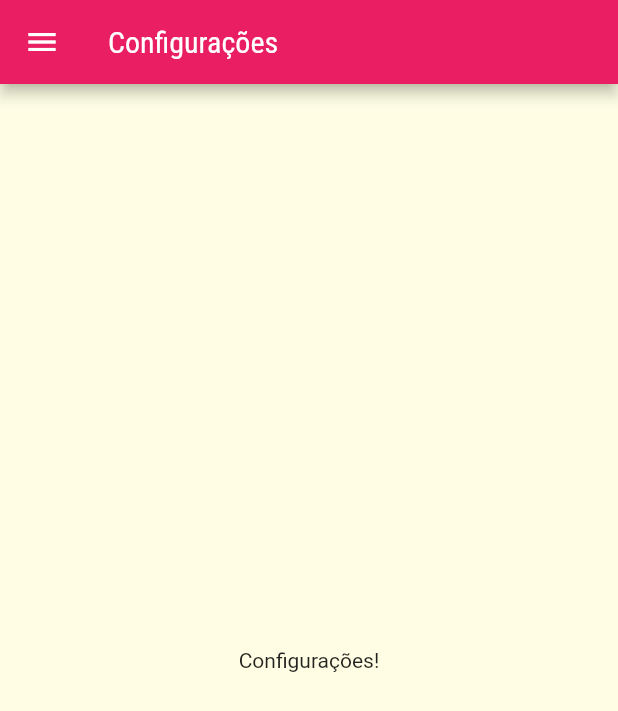
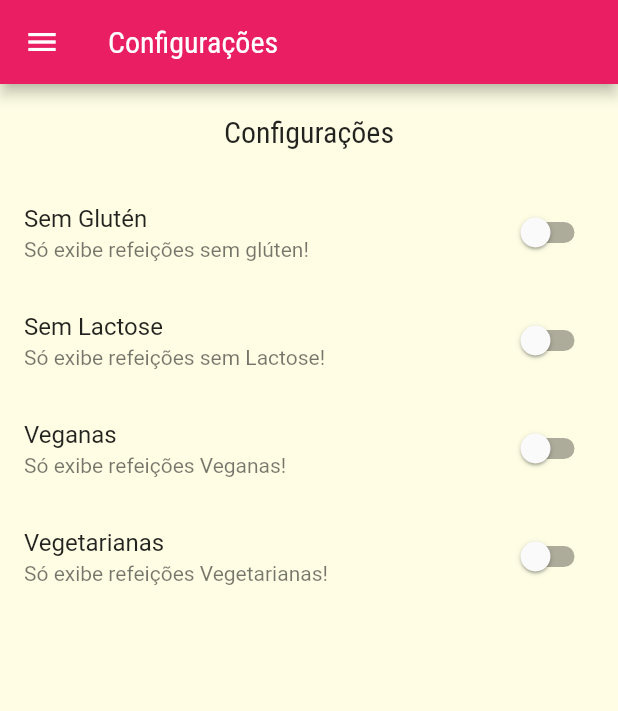
Before and after one commit to eriveltonmessias/meals, a Flutter app: the SettingsScreen screen opened by its route, on a phone screen of 412 x 824 dp. Shown: the top 711 px of the screen. Run offline on Flutter 3.47's test engine with Material 2 defaults, Android fonts, the phone set to English and light mode, and no system bars; network calls fail.

```diff
--- a/lib/main.dart
+++ b/lib/main.dart
@@ -1,5 +1,8 @@
 
 import 'package:flutter/material.dart';
+import 'package:meals/data/dummy_data.dart';
+import 'package:meals/models/meal.dart';
+import 'package:meals/models/settings.dart';
 import 'package:meals/screens/categories_meals_screen.dart';
 import 'package:meals/screens/meal_detail_screen.dart';
 import 'package:meals/screens/settings_screen.dart';
@@ -8,7 +11,50 @@ import 'package:meals/utils/app_routes.dart';
 
 void main() => runApp(MyApp());
 
-class MyApp extends StatelessWidget {
+class MyApp extends StatefulWidget {
+  @override
+  _MyAppState createState() => _MyAppState();
+}
+
+class _MyAppState extends State<MyApp> {
+
+  Settings settings = Settings();
+  List<Meal> _availableMeal = DUMMY_MEALS;
+   List<Meal> favoriteMeals = [];
+
+
+  void _filterMeals(Settings settings){
+
+    setState(() {
+
+      this.settings = settings;
+      _availableMeal = DUMMY_MEALS
+      .where((meal) {
+            final f1 = settings.isGlutenFree && !meal.isGlutenFree;
+            final f2 = settings.isLactoseFree && !meal.isLactoseFree;
+            final f3 = settings.isVegan && !meal.isVegan;
+            final f4 = settings.isVegetarian && !meal.isVegetarian;
+
+            return !f1 && !f2 && !f3 && !f4;
+      }
+      ).toList();
+
+    });
+
+  }
+
+  void _toggleFavorite(Meal meal){
+
+    setState(() {
+       favoriteMeals.contains(meal) ? favoriteMeals.remove(meal) : favoriteMeals.add(meal);
+    });
+
+  }
+
+  bool _isFavorite(Meal meal){
+    return favoriteMeals.contains(meal);
+  }
+
   @override
   Widget build(BuildContext context) {
     return MaterialApp(
@@ -26,10 +72,10 @@ class MyApp extends StatelessWidget {
         )
       ),
       routes: {
-        AppRoutes.HOME: (ctx) => TabsScreen(),
-        AppRoutes.CATEGORIES_MAELS: (ctx) => CategoriesMealsScreen(),
-        AppRoutes.MAEL_DETAIL: (ctx) => MealDetailScreen(),
-        AppRoutes.SETTINGS: (ctx) => SettingsScreen(),
+        AppRoutes.HOME: (ctx) => TabsScreen(favoriteMeals),
+        AppRoutes.CATEGORIES_MAELS: (ctx) => CategoriesMealsScreen(_availableMeal),
+        AppRoutes.MAEL_DETAIL: (ctx) => MealDetailScreen(_toggleFavorite, _isFavorite),
+        AppRoutes.SETTINGS: (ctx) => SettingsScreen(_filterMeals, settings),
       },
     );
   }
--- /dev/null
+++ b/lib/models/settings.dart
@@ -0,0 +1,13 @@
+class Settings{
+    bool isGlutenFree;
+    bool isLactoseFree;
+    bool isVegan;
+    bool isVegetarian;
+
+    Settings({
+      this.isGlutenFree=false,
+      this.isLactoseFree=false,
+      this.isVegan=false,
+      this.isVegetarian=false,
+    });
+}
--- a/lib/screens/settings_screen.dart
+++ b/lib/screens/settings_screen.dart
@@ -1,8 +1,40 @@
+
 import 'package:flutter/material.dart';
 import 'package:meals/component/main_drawer.dart';
+import 'package:meals/models/settings.dart';
 
-class SettingsScreen extends StatelessWidget {
-  const SettingsScreen({ Key? key }) : super(key: key);
+class SettingsScreen extends StatefulWidget {
+
+  final Function(Settings) onSettingsChanged;
+  final Settings settings;
+
+  const SettingsScreen(this.onSettingsChanged, this.settings);
+
+  @override
+  _SettingsScreenState createState() => _SettingsScreenState();
+}
+
+class _SettingsScreenState extends State<SettingsScreen> {
+
+  late Settings settings;
+
+  @override
+  void initState(){
+    super.initState();
+    settings = widget.settings;
+  }
+
+Widget _createSwitch(String title, String subTitle, bool value, Function(bool) onChanged){
+  return SwitchListTile.adaptive(
+    value: value,
+     onChanged:  (value){
+       onChanged(value);
+       widget.onSettingsChanged(settings);
+     },
+     title: Text(title),
+     subtitle: Text(subTitle),
+     );
+}
 
   @override
   Widget build(BuildContext context) {
@@ -11,8 +43,47 @@ class SettingsScreen extends StatelessWidget {
         title: Text('Configurações'),
       ),
       drawer: MainDrawer(),
-      body: Center(
-        child: Text('Configurações!'),),
-    );
+      body: Column(
+         children: [
+            Container(
+              padding: EdgeInsets.all(20),
+              child: Text(
+                'Configurações'
+                ,
+                style:  Theme.of(context).textTheme.headline6,
+              ),
+            ),
+            Expanded(
+              child:ListView(
+                children: [
+                  _createSwitch('Sem Glutén',
+                  'Só exibe refeições sem glúten!',
+                  settings.isGlutenFree,
+                  (value) =>  setState(() => settings.isGlutenFree = value)
+                  ),
+
+                  _createSwitch('Sem Lactose',
+                  'Só exibe refeições sem Lactose!',
+                  settings.isLactoseFree,
+                  (value) =>  setState(() => settings.isLactoseFree = value)
+                  ),
+
+                 _createSwitch('Veganas',
+                  'Só exibe refeições Veganas!',
+                  settings.isVegan,
+                  (value) =>  setState(() => settings.isVegan = value)
+                  ),
+
+                  _createSwitch('Vegetarianas',
+                  'Só exibe refeições Vegetarianas!',
+                  settings.isVegetarian,
+                  (value) =>  setState(() => settings.isVegetarian = value)
+                  ),
+                ],
+              )
+            )
+         ],
+      )
+      );
   }
 }
```
Also changed, not shown: lib/screens/categories_meals_screen.dart (+7 -2 lines), lib/screens/favorite_screen.dart (+15 -1 lines), lib/screens/meal_detail_screen.dart (+8 -2 lines), lib/screens/tabs_screen.dart (+15 -5 lines).
